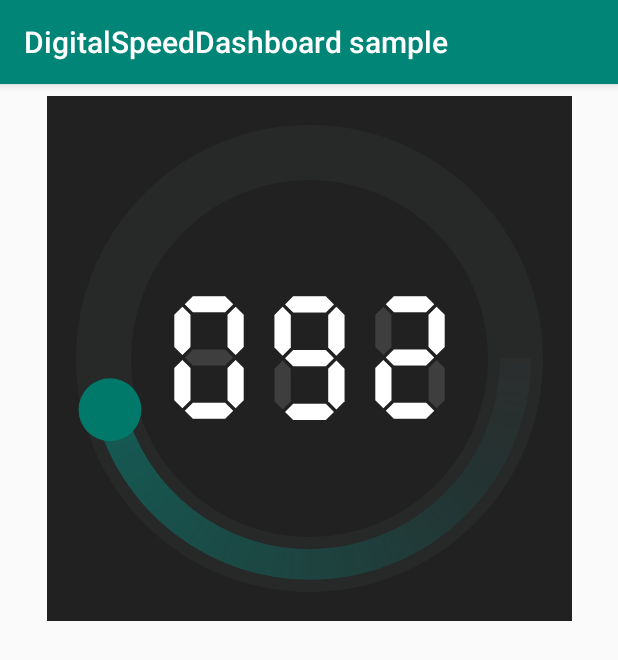
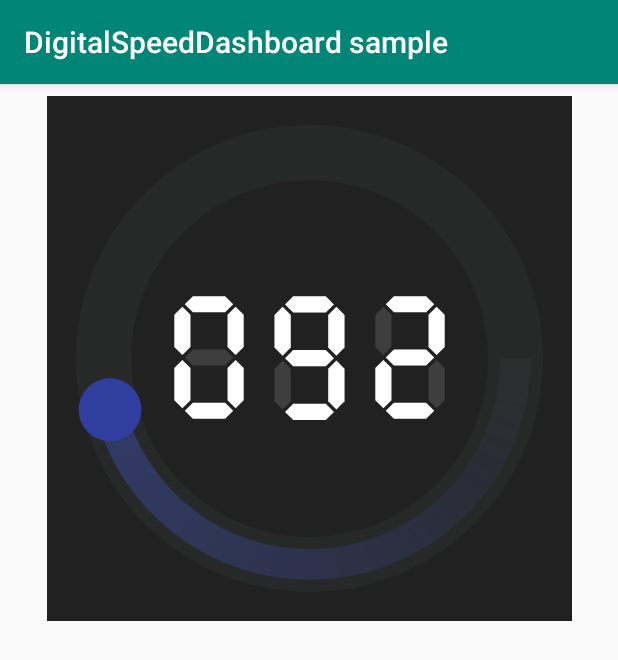
Before and after one commit to ngallazzi/DigitalSpeedDashboard, an Android app: the screen it shows after launch (MainActivity), on a phone screen of 412 x 824 dp. Shown: the top 660 px of the screen. Run offline under Robolectric (Android 15) with nearby library versions, the phone set to English and light mode, and no system bars; Roboto replaces fonts that are not available here.

Commit message:
style(colors in sample app changed):

```diff
--- a/app/src/main/res/layout/activity_main.xml
+++ b/app/src/main/res/layout/activity_main.xml
@@ -13,9 +13,9 @@
             android:layout_width="350dp"
             android:layout_height="350dp"
             android:background="#212121"
-            app:circleIndicatorColor="#00796B"
-            app:idleColor="@color/colorIdle"
-            app:ringBaseColor="#009688"
+            app:circleIndicatorColor="#303F9F"
+            app:idleColor="#35ABABAB"
+            app:ringBaseColor="#3F51B5"
             app:speedColor="#FFFFFF"
             android:paddingBottom="8dp" android:paddingTop="8dp"
             android:layout_marginStart="8dp"
```
Also changed, not shown: 1 other file.
